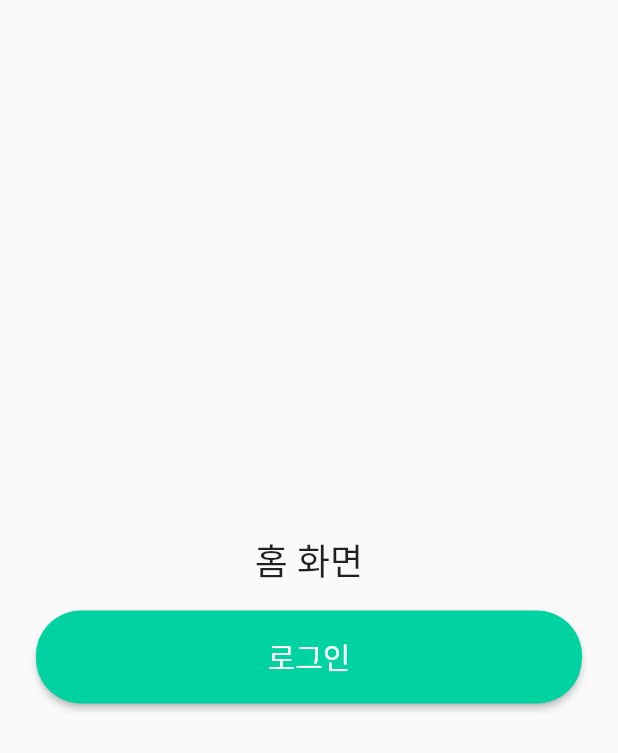
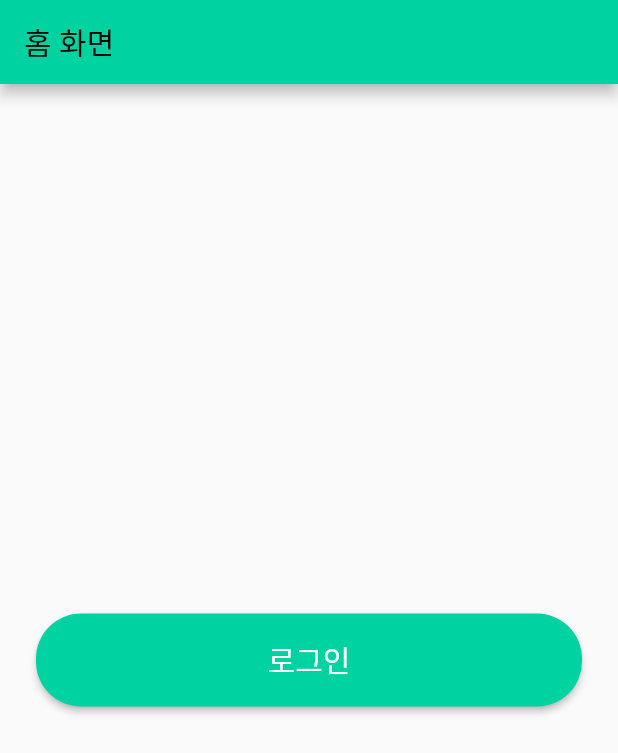
Before and after one commit to JakeSeo/simple_login_screen, a Flutter app: the screen it shows after launch, on a phone screen of 412 x 824 dp. Shown: the top 753 px of the screen. Run offline on Flutter 3.47's test engine with Material 2 defaults, Android fonts, the phone set to English and light mode, and no system bars; our stand-ins replace flutter_bloc, go_router; Roboto replaces fonts that are missing (Pretendard).

Commit message:
updated: 홈화면도 다른 dummy화면과 동일한 UI 적용

```diff
--- a/lib/views/screens/home_screen.dart
+++ b/lib/views/screens/home_screen.dart
@@ -20,20 +20,11 @@ class HomeScreen extends StatelessWidget {
   @override
   Widget build(BuildContext context) {
     return Scaffold(
+      appBar: AppBar(title: const Text("홈 화면")),
       body: Padding(
         padding: const EdgeInsets.symmetric(horizontal: 24.0),
         child: Center(
-          child: Column(
-            mainAxisAlignment: MainAxisAlignment.center,
-            children: [
-              const Text(
-                "홈 화면",
-                style: TextStyle(
-                  fontSize: 24,
-                ),
-              ),
-              const SizedBox(height: 16),
-              BlocBuilder<AuthBloc, AuthState>(
+          child: BlocBuilder<AuthBloc, AuthState>(
             builder: (context, state) {
               var buttonText = "로그인";
               var onPressed = () => _goToLoginScreen(context);
@@ -50,8 +41,6 @@ class HomeScreen extends StatelessWidget {
               );
             },
           ),
-            ],
-          ),
         ),
       ),
     );
```
Lines whose indentation alone changed are shown as unchanged.
